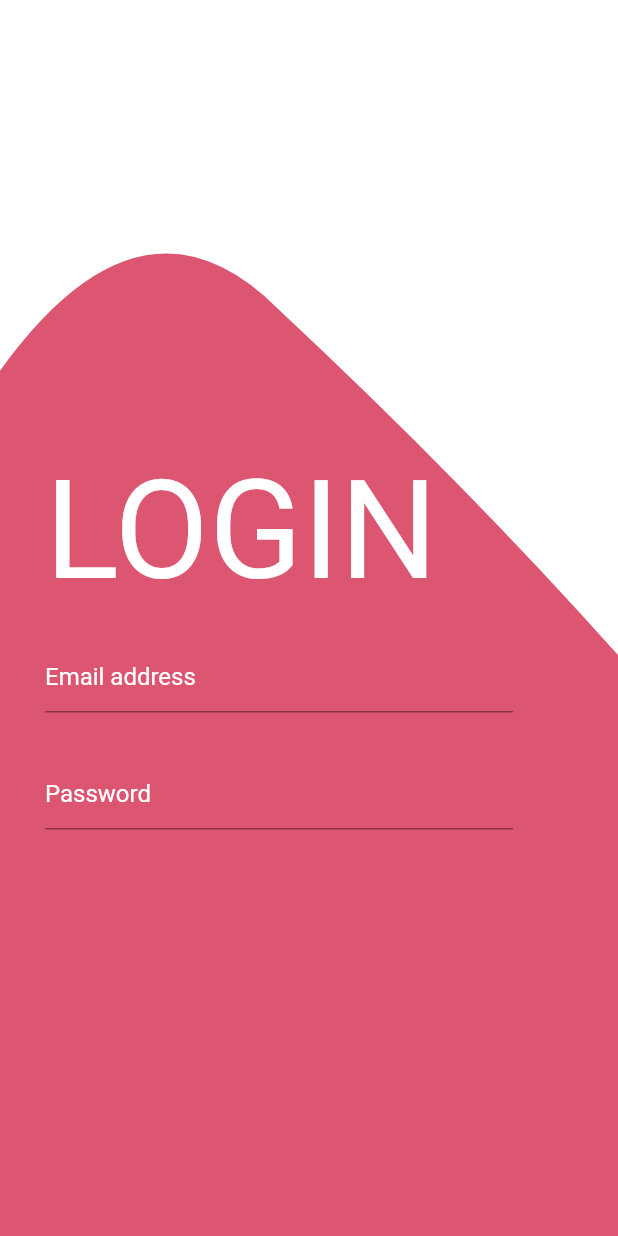
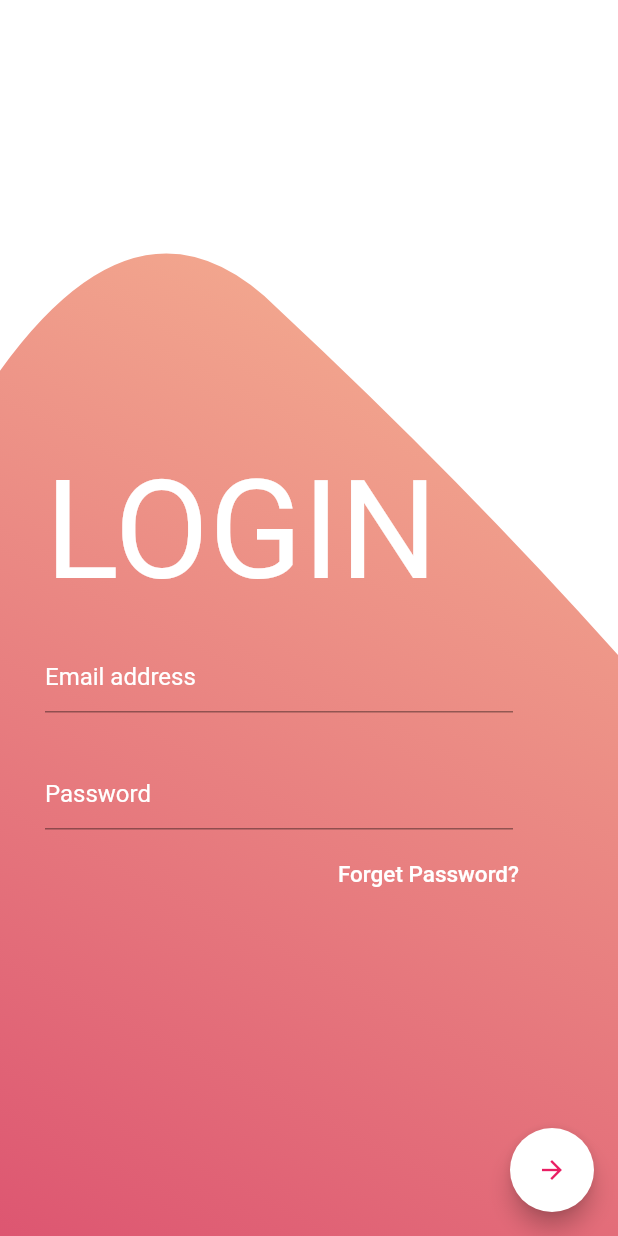
Before and after one commit to mukireus/flutter_ui_template_login, a Flutter app: the AppleLogin screen opened directly, on a phone screen of 412 x 824 dp. Run offline on Flutter 3.47's test engine with Material 2 defaults, Android fonts, the phone set to English and light mode, and no system bars; our stand-ins replace flutter_screenutil; missing offline and left inert: polygon_clipper.

Commit message:
modified apple screen

```diff
--- a/lib/home_list.dart
+++ b/lib/home_list.dart
@@ -54,7 +54,7 @@ class HomeList {
       navigateScreen: CherryLogin(),
     ),
     HomeList(
-      imagePath: UIHelper.noPhoto,
+      imagePath: UIHelper.applePhoto,
       navigateScreen: AppleLogin(),
     )
   ];
--- a/lib/screens/apple_login.dart
+++ b/lib/screens/apple_login.dart
@@ -1,6 +1,10 @@
 import 'package:flutter/material.dart';
 import 'package:flutter_screenutil/flutter_screenutil.dart';
 import 'package:flutter_template_login/ui/ui_helper.dart';
+import 'package:flutter_template_login/ui/widgets/forgetPassButton_widget.dart';
+import 'package:polygon_clipper/polygon_border.dart';
+import 'package:polygon_clipper/polygon_clipper.dart';
+import 'dart:ui' as ui;
 
 class AppleLogin extends StatefulWidget {
   @override
@@ -12,13 +16,44 @@ class _AppleLoginState extends State<AppleLogin> {
   Widget build(BuildContext context) {
     ScreenUtil.instance.init(context);
     return Scaffold(
+      floatingActionButton: floatingActionBottom,
+      resizeToAvoidBottomPadding: false,
       backgroundColor: Colors.white,
       body: Stack(
         children: <Widget>[
-          CustomPaint(
+          Positioned(
+            left: 240,
+            bottom: 520,
+            child: Container(
+              height: 250,
+              child: ClipPolygon(
+                sides: 6,
+                borderRadius: 10.0, // Default 0.0 degrees
+                rotate: 0, // Default 0.0 degrees
+                child: Container(
+                  decoration: BoxDecoration(
+                      gradient: LinearGradient(
+                    begin: Alignment.topRight,
+                    end: Alignment.bottomLeft,
+                    colors: <Color>[
+                      UIHelper.APPLE_GRADIENT_COLOR_ONE,
+                      UIHelper.APPLE_GRADIENT_COLOR_TWO,
+                    ],
+                  )),
+                ),
+              ),
+            ),
+          ),
+          LinearGradientMask(
+            child: CustomPaint(
               painter: CurvePainter(),
-            child: Container(height: double.infinity),
+              child: Container(
+                height: double.infinity,
               ),
+            ),
+          ),
+          ListView(
+            children: <Widget>[
               Padding(
                 padding: const EdgeInsets.fromLTRB(30, 300, 30, 0),
                 child: Column(
@@ -32,15 +67,20 @@ class _AppleLoginState extends State<AppleLogin> {
                         fontSize: UIHelper.dynamicSp(80),
                       ),
                     ),
-                SingleChildScrollView(
-                    child: Column(
+                    Column(
                       children: <Widget>[
                         _textField(UIHelper.email, false),
                         _textField(UIHelper.password, true),
-                  ],
-                )),
+                        new ForgetPasswordButton(
+                          color: UIHelper.WHITE,
+                          rightPadding: 20,
+                        ),
                       ],
                     ),
+                  ],
+                ),
+              ),
+            ],
           ),
         ],
       ),
@@ -66,6 +106,21 @@ class _AppleLoginState extends State<AppleLogin> {
       );
 }
 
+Widget get floatingActionBottom => FloatingActionButton(
+      backgroundColor: UIHelper.WHITE,
+      shape: PolygonBorder(
+        sides: 5,
+        borderRadius: 5.0, // Default 0.0 degrees
+        border: BorderSide.none, // Default BorderSide.none
+      ),
+      child: Icon(
+        Icons.arrow_forward,
+        color: Colors.pink,
+        size: 20,
+      ),
+      onPressed: () {},
+    );
+
 class CurvePainter extends CustomPainter {
   @override
   void paint(Canvas canvas, Size size) {
@@ -86,36 +141,46 @@ class CurvePainter extends CustomPainter {
   bool shouldRepaint(CustomPainter oldDelegate) => true;
 }
 
-class CurvePainterr extends CustomPainter {
+class DrawPoligon extends CustomClipper<Path> {
   @override
-  void paint(Canvas canvas, Size size) {
-    Paint paint = new Paint()..color = UIHelper.APPLE_GRADIENT_COLOR_TWO;
-    // create a path
-    var path = Path();
-    path.moveTo(0, size.height * 0.30);
-    path.quadraticBezierTo(size.width * 0.23, size.height * 0.14,
-        size.width * 0.45, size.height * 0.25);
-    path.quadraticBezierTo(
-        size.width * 0.75, size.height * 0.39, size.width, size.height * 0.53);
-    path.lineTo(size.width, size.height);
-    path.lineTo(0, size.height);
-    canvas.drawPath(path, paint);
+  Path getClip(Size size) {
+    final path = Path();
+    path.lineTo(0, 0);
+    path.lineTo(size.width, 0);
+    path.lineTo(size.width, size.height * 0.8);
+    path.lineTo(size.width * 0.8, size.height);
+    path.lineTo(size.width * 0.2, size.height);
+    path.lineTo(0, size.height * 0.8);
+    path.lineTo(0, 0);
+
+    path.close();
+    return path;
   }
 
   @override
-  bool shouldRepaint(CustomPainter oldDelegate) => true;
+  bool shouldReclip(CustomClipper<Path> oldClipper) => false;
 }
 
-final Gradient gradient = new LinearGradient(
+class LinearGradientMask extends StatelessWidget {
+  LinearGradientMask({this.child});
+  final Widget child;
+
+  @override
+  Widget build(BuildContext context) {
+    return ShaderMask(
+      blendMode: BlendMode.srcIn,
+      shaderCallback: (bounds) {
+        return LinearGradient(
+          begin: Alignment.topRight,
+          end: Alignment.bottomLeft,
           colors: <Color>[
             UIHelper.APPLE_GRADIENT_COLOR_ONE,
             UIHelper.APPLE_GRADIENT_COLOR_TWO,
           ],
-  stops: [
-    0.0,
-    0.5,
-    0.7,
-    0.9,
-    1.0,
-  ],
+          tileMode: TileMode.mirror,
+        ).createShader(bounds);
+      },
+      child: child,
     );
+  }
+}
--- a/lib/ui/ui_helper.dart
+++ b/lib/ui/ui_helper.dart
@@ -31,6 +31,7 @@ class UIHelper {
   static final String apricotPhoto = "assets/images/apricot_login.png";
   static final String figPhoto = "assets/images/fig_login.png";
   static final String cherryPhoto = "assets/images/cherry_login.png";
+  static final String applePhoto = "assets/images/apple_login.png";
   static final String noPhoto = "assets/images/no_photo.png";
   static final String scooter = "assets/drawable/scooter.png";
 
--- a/pubspec.yaml
+++ b/pubspec.yaml
@@ -10,6 +10,8 @@ dependencies:
     sdk: flutter
   cupertino_icons: ^0.1.2
   flutter_screenutil: ^0.6.0
+  polygon_clipper: ^1.0.2
+
 
 dev_dependencies:
   flutter_test:
```
Also changed, not shown: lib/screens/cherry_login.dart (+8 -3 lines), assets/images/apple_login.png (added), images/home.png (deleted), images/home3.png (added), pubspec.lock, 1 other file. Lines whose indentation alone changed are shown as unchanged.
